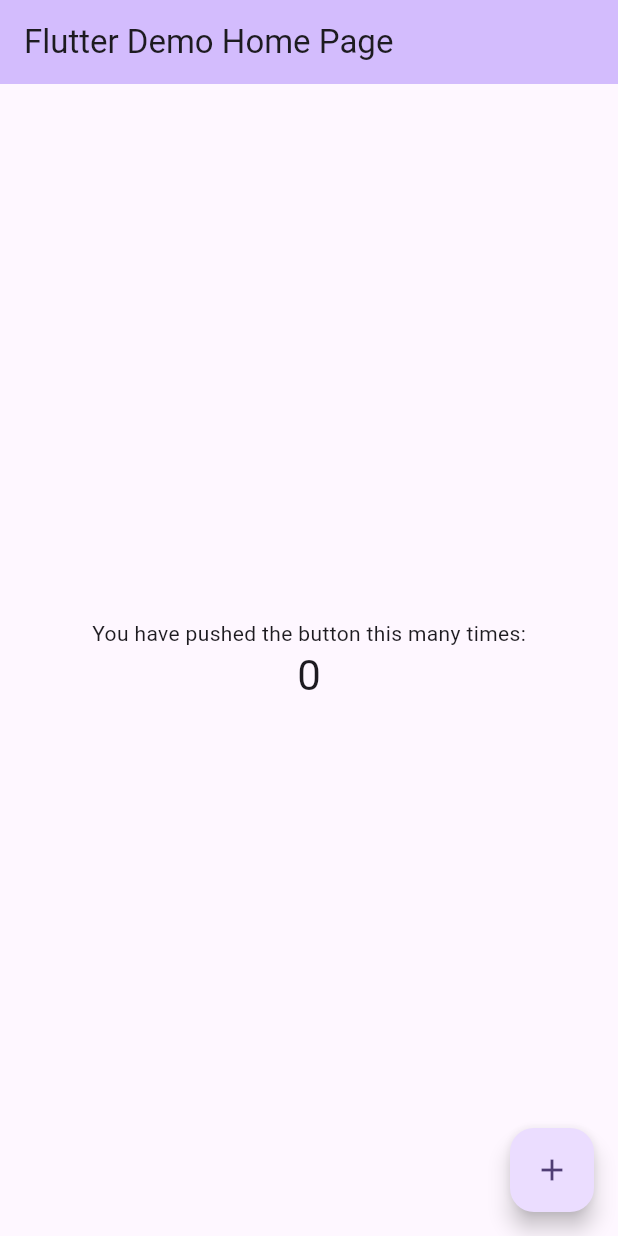
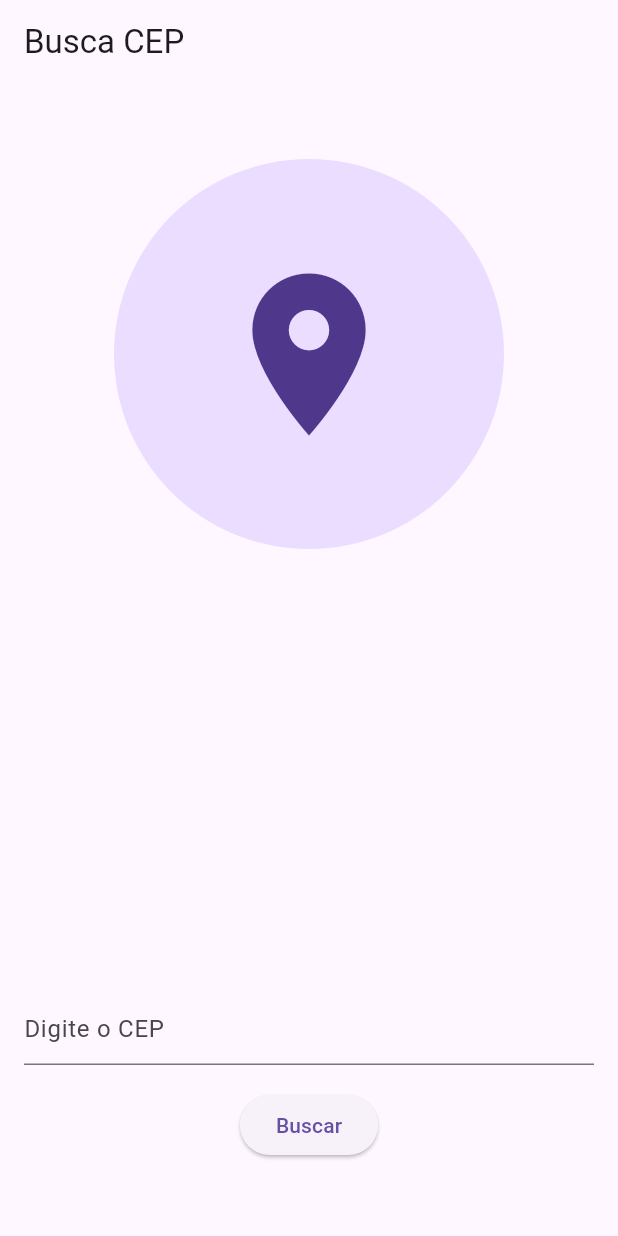
Before and after one commit to CleversonAbreu/search_zipcode, a Flutter app: the screen it shows after launch, on a phone screen of 412 x 824 dp. Run offline on Flutter 3.47's test engine with Material 3 defaults, Android fonts, the phone set to English and light mode, and no system bars; our stand-ins replace bloc, connectivity, dartz, dio, flutter_bloc.

Commit message:
get zipcode

```diff
--- /dev/null
+++ b/lib/core/error/failure.dart
@@ -0,0 +1,15 @@
+abstract class Failure {}
+
+class ServerFailure implements Failure {
+  final String? message;
+
+  ServerFailure({this.message});
+}
+
+class ZipcodeFailure implements Failure {
+  final String? message;
+
+  ZipcodeFailure({this.message});
+}
+
+class NetworkFailure implements Failure {}
--- /dev/null
+++ b/lib/core/network/network_info.dart
@@ -0,0 +1,3 @@
+abstract class NetworkInfo {
+  Future<bool> get isConnected;
+}
--- a/lib/main.dart
+++ b/lib/main.dart
@@ -1,125 +1,46 @@
+import 'package:connectivity/connectivity.dart';
+import 'package:dio/dio.dart';
 import 'package:flutter/material.dart';
+import 'package:flutter_bloc/flutter_bloc.dart';
+
+import 'package:search_zipcode/core/network/network_info_impl.dart';
+import 'package:search_zipcode/modules/zipcode/domain/usescases/get_address_by_zipcode_usecase_impl.dart';
+
+import 'modules/zipcode/data/datasources/zipcode_remote_datasource_impl.dart';
+import 'modules/zipcode/data/repositories/zipcode_repository_impl.dart';
+
+import 'modules/zipcode/domain/usescases/get_address_by_zipcode_usecase.dart';
+import 'modules/zipcode/presentation/cubit/zipcode_cubit.dart';
+import 'modules/zipcode/presentation/pages/zipcode_page.dart';
 
 void main() {
-  runApp(const MyApp());
+  final dio = Dio();
+  final zipcodeRemoteDataSource = ZipcodeRemoteDatasourceImpl(dio: dio);
+  final connectivity = Connectivity();
+  final networkInfo = NetworkInfoImpl(connectivity: connectivity);
+  final zipcodeRepository = ZipcodeRepositoryImpl(
+    remoteDatasource: zipcodeRemoteDataSource,
+    networkInfo: networkInfo,
+  );
+  final getZipcodeInfo =
+      GetAddressByZipcodeUsecaseImpl(repository: zipcodeRepository);
+
+  runApp(MyApp(getZipcodeInfo: getZipcodeInfo));
 }
 
 class MyApp extends StatelessWidget {
-  const MyApp({super.key});
+  final GetAddressByZipcodeUsecase getZipcodeInfo;
 
-  // This widget is the root of your application.
+  const MyApp({super.key, required this.getZipcodeInfo});
+
   @override
   Widget build(BuildContext context) {
     return MaterialApp(
-      title: 'Flutter Demo',
-      theme: ThemeData(
-        // This is the theme of your application.
-        //
-        // TRY THIS: Try running your application with "flutter run". You'll see
-        // the application has a purple toolbar. Then, without quitting the app,
-        // try changing the seedColor in the colorScheme below to Colors.green
-        // and then invoke "hot reload" (save your changes or press the "hot
-        // reload" button in a Flutter-supported IDE, or press "r" if you used
-        // the command line to start the app).
-        //
-        // Notice that the counter didn't reset back to zero; the application
-        // state is not lost during the reload. To reset the state, use hot
-        // restart instead.
-        //
-        // This works for code too, not just values: Most code changes can be
-        // tested with just a hot reload.
-        colorScheme: ColorScheme.fromSeed(seedColor: Colors.deepPurple),
-        useMaterial3: true,
+      title: 'Busca CEP',
+      home: BlocProvider(
+        create: (_) => ZipcodeCubit(getAddressByZipcodeUsecase: getZipcodeInfo),
+        child: ZipcodePage(),
       ),
-      home: const MyHomePage(title: 'Flutter Demo Home Page'),
     );
   }
 }
-
-class MyHomePage extends StatefulWidget {
-  const MyHomePage({super.key, required this.title});
-
-  // This widget is the home page of your application. It is stateful, meaning
-  // that it has a State object (defined below) that contains fields that affect
-  // how it looks.
-
-  // This class is the configuration for the state. It holds the values (in this
-  // case the title) provided by the parent (in this case the App widget) and
-  // used by the build method of the State. Fields in a Widget subclass are
-  // always marked "final".
-
-  final String title;
-
-  @override
-  State<MyHomePage> createState() => _MyHomePageState();
-}
-
-class _MyHomePageState extends State<MyHomePage> {
-  int _counter = 0;
-
-  void _incrementCounter() {
-    setState(() {
-      // This call to setState tells the Flutter framework that something has
-      // changed in this State, which causes it to rerun the build method below
-      // so that the display can reflect the updated values. If we changed
-      // _counter without calling setState(), then the build method would not be
-      // called again, and so nothing would appear to happen.
-      _counter++;
-    });
-  }
-
-  @override
-  Widget build(BuildContext context) {
-    // This method is rerun every time setState is called, for instance as done
-    // by the _incrementCounter method above.
-    //
-    // The Flutter framework has been optimized to make rerunning build methods
-    // fast, so that you can just rebuild anything that needs updating rather
-    // than having to individually change instances of widgets.
-    return Scaffold(
-      appBar: AppBar(
-        // TRY THIS: Try changing the color here to a specific color (to
-        // Colors.amber, perhaps?) and trigger a hot reload to see the AppBar
-        // change color while the other colors stay the same.
-        backgroundColor: Theme.of(context).colorScheme.inversePrimary,
-        // Here we take the value from the MyHomePage object that was created by
-        // the App.build method, and use it to set our appbar title.
-        title: Text(widget.title),
-      ),
-      body: Center(
-        // Center is a layout widget. It takes a single child and positions it
-        // in the middle of the parent.
-        child: Column(
-          // Column is also a layout widget. It takes a list of children and
-          // arranges them vertically. By default, it sizes itself to fit its
-          // children horizontally, and tries to be as tall as its parent.
-          //
-          // Column has various properties to control how it sizes itself and
-          // how it positions its children. Here we use mainAxisAlignment to
-          // center the children vertically; the main axis here is the vertical
-          // axis because Columns are vertical (the cross axis would be
-          // horizontal).
-          //
-          // TRY THIS: Invoke "debug painting" (choose the "Toggle Debug Paint"
-          // action in the IDE, or press "p" in the console), to see the
-          // wireframe for each widget.
-          mainAxisAlignment: MainAxisAlignment.center,
-          children: <Widget>[
-            const Text(
-              'You have pushed the button this many times:',
-            ),
-            Text(
-              '$_counter',
-              style: Theme.of(context).textTheme.headlineMedium,
-            ),
-          ],
-        ),
-      ),
-      floatingActionButton: FloatingActionButton(
-        onPressed: _incrementCounter,
-        tooltip: 'Increment',
-        child: const Icon(Icons.add),
-      ), // This trailing comma makes auto-formatting nicer for build methods.
-    );
-  }
-}
--- /dev/null
+++ b/lib/modules/zipcode/data/datasources/zipcode_remote_datasource.dart
@@ -0,0 +1,5 @@
+import 'package:search_zipcode/modules/zipcode/domain/entities/address_entity.dart';
+
+abstract class ZipcodeRemoteDatasource {
+  Future<AddressEntity> getZipcodeByAddress(String cep);
+}
--- /dev/null
+++ b/lib/modules/zipcode/data/repositories/zipcode_repository_impl.dart
@@ -0,0 +1,29 @@
+import 'package:dartz/dartz.dart';
+import 'package:search_zipcode/core/error/failure.dart';
+import 'package:search_zipcode/core/network/network_info.dart';
+import 'package:search_zipcode/modules/zipcode/data/datasources/zipcode_remote_datasource.dart';
+import 'package:search_zipcode/modules/zipcode/domain/entities/address_entity.dart';
+import 'package:search_zipcode/modules/zipcode/domain/repositories/zipcode_repository.dart';
+
+class ZipcodeRepositoryImpl implements ZipcodeRepository {
+  final ZipcodeRemoteDatasource remoteDatasource;
+  final NetworkInfo networkInfo;
+
+  ZipcodeRepositoryImpl(
+      {required this.networkInfo, required this.remoteDatasource});
+  @override
+  Future<Either<Failure, AddressEntity>> getAddressByZipcode(String cep) async {
+    if (await networkInfo.isConnected) {
+      try {
+        final address = await remoteDatasource.getZipcodeByAddress(cep);
+        return Right(address);
+      } on ZipcodeFailure {
+        return Left(ZipcodeFailure());
+      } catch (e) {
+        return Left(ServerFailure());
+      }
+    } else {
+      return Left(NetworkFailure());
+    }
+  }
+}
--- /dev/null
+++ b/lib/modules/zipcode/domain/entities/address_entity.dart
@@ -0,0 +1,17 @@
+class AddressEntity {
+  final String cep;
+  final String rua;
+  final String complemento;
+  final String bairro;
+  final String cidade;
+  final String uf;
+
+  AddressEntity({
+    required this.cep,
+    required this.rua,
+    required this.complemento,
+    required this.bairro,
+    required this.cidade,
+    required this.uf,
+  });
+}
--- /dev/null
+++ b/lib/modules/zipcode/domain/repositories/zipcode_repository.dart
@@ -0,0 +1,8 @@
+import 'package:dartz/dartz.dart';
+import 'package:search_zipcode/modules/zipcode/domain/entities/address_entity.dart';
+
+import '../../../../core/error/failure.dart';
+
+abstract class ZipcodeRepository {
+  Future<Either<Failure, AddressEntity>> getAddressByZipcode(String cep);
+}
--- /dev/null
+++ b/lib/modules/zipcode/domain/usescases/get_address_by_zipcode_usecase.dart
@@ -0,0 +1,11 @@
+import 'package:dartz/dartz.dart';
+import 'package:search_zipcode/modules/zipcode/data/repositories/zipcode_repository_impl.dart';
+import 'package:search_zipcode/modules/zipcode/domain/entities/address_entity.dart';
+
+import '../../../../core/error/failure.dart';
+
+abstract class GetAddressByZipcodeUsecase {
+  GetAddressByZipcodeUsecase(ZipcodeRepositoryImpl zipcodeRepository);
+
+  Future<Either<Failure, AddressEntity>> call(String cep);
+}
--- /dev/null
+++ b/lib/modules/zipcode/domain/usescases/get_address_by_zipcode_usecase_impl.dart
@@ -0,0 +1,18 @@
+// ignore_for_file: public_member_api_docs, sort_constructors_first
+import 'package:dartz/dartz.dart';
+
+import 'package:search_zipcode/core/error/failure.dart';
+import 'package:search_zipcode/modules/zipcode/domain/entities/address_entity.dart';
+import 'package:search_zipcode/modules/zipcode/domain/repositories/zipcode_repository.dart';
+import 'package:search_zipcode/modules/zipcode/domain/usescases/get_address_by_zipcode_usecase.dart';
+
+class GetAddressByZipcodeUsecaseImpl implements GetAddressByZipcodeUsecase {
+  ZipcodeRepository repository;
+  GetAddressByZipcodeUsecaseImpl({
+    required this.repository,
+  });
+  @override
+  Future<Either<Failure, AddressEntity>> call(String cep) async {
+    return await repository.getAddressByZipcode(cep);
+  }
+}
--- /dev/null
+++ b/lib/modules/zipcode/presentation/cubit/zipcode_cubit.dart
@@ -0,0 +1,33 @@
+import 'package:bloc/bloc.dart';
+import 'package:search_zipcode/modules/zipcode/domain/usescases/get_address_by_zipcode_usecase.dart';
+import 'package:search_zipcode/modules/zipcode/presentation/cubit/zipcode_state.dart';
+import '../../../../core/error/failure.dart';
+
+class ZipcodeCubit extends Cubit<ZipcodeState> {
+  final GetAddressByZipcodeUsecase getAddressByZipcodeUsecase;
+
+  ZipcodeCubit({required this.getAddressByZipcodeUsecase}) : super(Empty());
+
+  Future<void> getZipcodeInfoEvent(String cep) async {
+    emit(Loading());
+
+    final failureOrCEP = await getAddressByZipcodeUsecase(cep);
+
+    failureOrCEP.fold(
+      (failure) => emit(Error(message: _mapFailureToMessage(failure))),
+      (address) => emit(Loaded(address: address)),
+    );
+  }
+
+  String _mapFailureToMessage(Failure failure) {
+    if (failure is ServerFailure) {
+      return 'Server Failure';
+    } else if (failure is NetworkFailure) {
+      return 'Network Failure';
+    } else if (failure is ZipcodeFailure) {
+      return 'Cep não encontrado';
+    } else {
+      return 'Unexpected Error';
+    }
+  }
+}
--- /dev/null
+++ b/lib/modules/zipcode/presentation/cubit/zipcode_state.dart
@@ -0,0 +1,21 @@
+import 'package:search_zipcode/modules/zipcode/domain/entities/address_entity.dart';
+
+abstract class ZipcodeState {
+  const ZipcodeState();
+}
+
+class Empty extends ZipcodeState {}
+
+class Loading extends ZipcodeState {}
+
+class Loaded extends ZipcodeState {
+  final AddressEntity address;
+
+  const Loaded({required this.address});
+}
+
+class Error extends ZipcodeState {
+  final String message;
+
+  const Error({required this.message});
+}
--- /dev/null
+++ b/lib/modules/zipcode/presentation/pages/zipcode_page.dart
@@ -0,0 +1,126 @@
+import 'package:flutter/material.dart';
+import 'package:flutter_bloc/flutter_bloc.dart';
+import 'package:search_zipcode/modules/zipcode/domain/entities/address_entity.dart';
+import 'package:search_zipcode/modules/zipcode/presentation/cubit/zipcode_cubit.dart';
+import 'package:search_zipcode/modules/zipcode/presentation/cubit/zipcode_state.dart';
+
+class ZipcodePage extends StatelessWidget {
+  final TextEditingController _cepController = TextEditingController();
+  final GlobalKey<FormState> _formKey = GlobalKey<FormState>();
+
+  ZipcodePage({super.key});
+
+  @override
+  Widget build(BuildContext context) {
+    return Scaffold(
+      appBar: AppBar(
+        title: const Text('Busca CEP'),
+      ),
+      body: BlocConsumer<ZipcodeCubit, ZipcodeState>(
+        listener: (context, state) {
+          if (state is Error) {
+            ScaffoldMessenger.of(context).showSnackBar(
+              SnackBar(content: Text(state.message)),
+            );
+          }
+        },
+        builder: (context, state) {
+          if (state is Empty) {
+            return _buildInitialInput(context);
+          } else if (state is Loading) {
+            return _buildLoading();
+          } else if (state is Loaded) {
+            return _buildColumnWithData(context, state.address);
+          } else if (state is Error) {
+            return _buildInitialInput(context, error: state.message);
+          }
+          return Container();
+        },
+      ),
+    );
+  }
+
+  Widget _buildInitialInput(BuildContext context, {String? error}) {
+    return Center(
+      child: Padding(
+        padding: const EdgeInsets.all(16.0),
+        child: Form(
+          key: _formKey,
+          child: Column(
+            mainAxisAlignment: MainAxisAlignment.center,
+            children: [
+              const CircleAvatar(
+                radius: 130,
+                child: Icon(Icons.location_on, size: 130),
+              ),
+              const SizedBox(height: 296),
+              TextFormField(
+                controller: _cepController,
+                decoration: InputDecoration(
+                  hintText: 'Digite o CEP',
+                  errorText: error,
+                ),
+                validator: (value) {
+                  if (value == null || value.isEmpty) {
+                    return 'Por favor, digite um CEP.';
+                  }
+                  return null;
+                },
+              ),
+              const SizedBox(height: 16),
+              ElevatedButton(
+                onPressed: () {
+                  if (_formKey.currentState?.validate() ?? false) {
+                    final cep = _cepController.text;
+                    context.read<ZipcodeCubit>().getZipcodeInfoEvent(cep);
+                  }
+                },
+                child: const Text('Buscar'),
+              ),
+            ],
+          ),
+        ),
+      ),
+    );
+  }
+
+  Widget _buildLoading() {
+    return const Center(
+      child: CircularProgressIndicator(),
+    );
+  }
+
+  Widget _buildColumnWithData(BuildContext context, AddressEntity address) {
+    return Center(
+      child: Padding(
+        padding: const EdgeInsets.all(16.0),
+        child: Column(
+          mainAxisAlignment: MainAxisAlignment.center,
+          children: [
+            const CircleAvatar(
+              radius: 130,
+              child: Icon(Icons.location_on, size: 130),
+            ),
+            const SizedBox(height: 296),
+            Column(
+              children: [
+                Text('CEP: ${address.cep}'),
+                Text('Logradouro: ${address.rua}'),
+                Text('Cidade: ${address.cidade}'),
+                Text('Estado: ${address.uf}'),
+                const SizedBox(height: 16),
+                ElevatedButton(
+                  onPressed: () {
+                    _cepController.clear();
+                    context.read<ZipcodeCubit>().emit(Empty());
+                  },
+                  child: const Text('Buscar Outro'),
+                ),
+              ],
+            ),
+          ],
+        ),
+      ),
+    );
+  }
+}
```
Also changed, not shown: lib/core/network/network_info_impl.dart (added, +15 -0 lines), lib/modules/zipcode/data/datasources/zipcode_remote_datasource_impl.dart (added, +32 -0 lines), lib/modules/zipcode/data/models/address_model.dart (added, +33 -0 lines), pubspec.yaml (+6 -1 lines), pubspec.lock, 9 other files.
